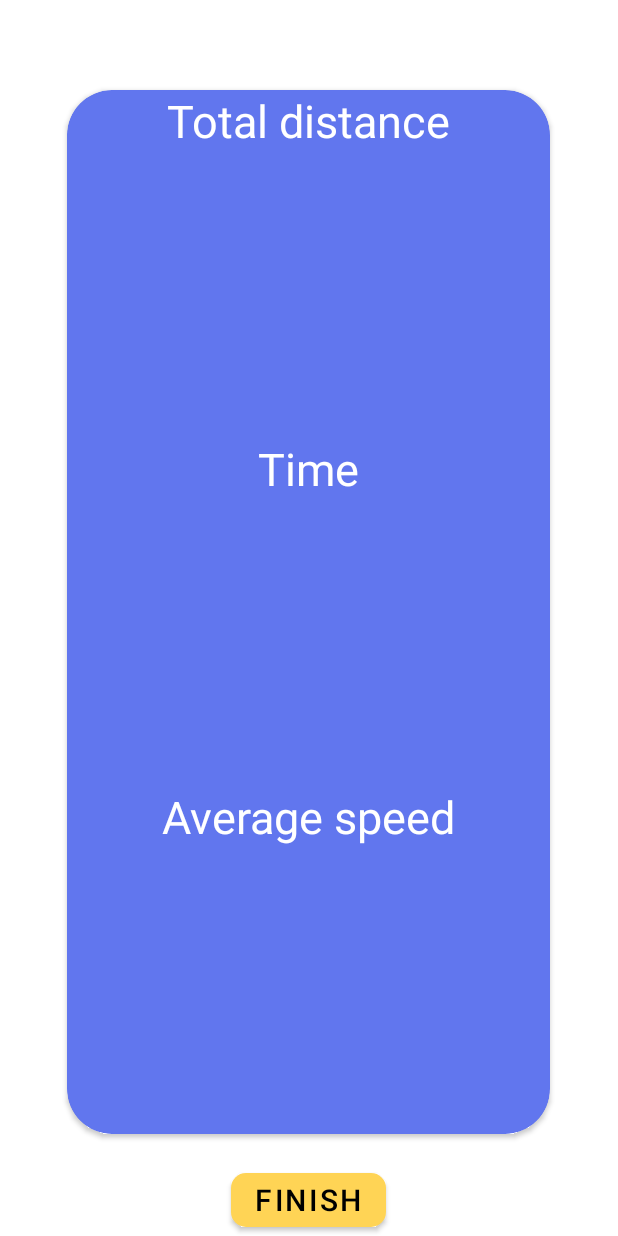
After one commit to nhanlun/TechDash, an Android app: the layout run_result.xml on its own in the app's theme, with its tools: preview values and no code run, on a phone screen of 412 x 824 dp. The commit adds this screen. Run offline under Robolectric (Android 15) with nearby library versions, the phone set to English and light mode, and no system bars.

Commit message:
Finish screen for tab Run

```diff
--- a/app/src/main/res/layout/fragment_run.xml
+++ b/app/src/main/res/layout/fragment_run.xml
@@ -46,6 +46,19 @@
         android:scaleType="fitCenter"
         android:src="@drawable/start_button" />
 
+    <!--<com.google.android.material.button.MaterialButton
+        android:layout_width="wrap_content"
+        android:layout_height="wrap_content"
+        app:cornerRadius="10dp"
+        android:text="@string/START"
+        android:textSize="20sp"
+        android:textColor="@color/black"
+        android:id="@+id/startButton"
+        android:layout_alignParentBottom="true"
+        style="@style/Button.Round_corner."
+        android:layout_marginBottom="50dp"
+        android:layout_centerInParent="true"/>!-->
+
     <com.google.android.material.button.MaterialButton
         android:id="@+id/guidanceButton"
         style="@style/Button.Circle"
--- /dev/null
+++ b/app/src/main/res/layout/run_result.xml
@@ -0,0 +1,83 @@
+<?xml version="1.0" encoding="utf-8"?>
+<RelativeLayout xmlns:android="http://schemas.android.com/apk/res/android"
+    android:layout_width="match_parent"
+    android:layout_height="match_parent"
+    android:orientation="vertical"
+    xmlns:app="http://schemas.android.com/apk/res-auto">
+
+    <androidx.cardview.widget.CardView
+        android:layout_width="match_parent"
+        android:layout_height="match_parent"
+        android:layout_gravity="center"
+        android:layout_centerHorizontal="true"
+        android:layout_centerVertical="true"
+        app:cardCornerRadius="30dp"
+        android:layout_above="@+id/finishButon"
+        android:layout_marginTop="60dp"
+        android:layout_marginLeft="90dp"
+        android:layout_marginBottom="20dp"
+
+
+        android:foregroundGravity="center_horizontal"
+        app:cardBackgroundColor="@color/main_color">
+
+        <LinearLayout
+            android:layout_width="match_parent"
+            android:layout_height="match_parent"
+            android:orientation="vertical">
+        <TextView
+            android:layout_width="match_parent"
+            android:layout_height="wrap_content"
+            android:text="@string/total_distance"
+            android:textColor="@color/white"
+            android:textSize="30sp"
+            android:layout_weight="1"
+            android:textAlignment="center"/>
+
+            <TextView
+                android:layout_width="match_parent"
+                android:layout_height="wrap_content"
+                android:layout_weight="1"
+                android:text="@string/time"
+                android:textAlignment="center"
+                android:textColor="@color/white"
+                android:textSize="30sp" />
+
+            <TextView
+             android:layout_width="match_parent"
+             android:layout_height="wrap_content"
+             android:text="@string/average_speed"
+             android:textSize="30sp"
+             android:textColor="@color/white"
+             android:textAlignment="center"
+             android:layout_weight="1"/>
+
+        </LinearLayout>
+
+    </androidx.cardview.widget.CardView>
+
+    <!--<ImageButton
+        android:src="@drawable/yellow_background_button"
+        android:layout_height="wrap_content"
+        android:layout_width="150dp"
+        android:text="@string/FINISH"
+        android:id="@+id/finishButon"
+        android:scaleType="fitCenter"
+        android:layout_centerHorizontal="true"
+        android:layout_alignParentBottom="true"
+        android:layout_marginBottom="20dp"
+        android:background="@color/black"/>!-->
+
+    <com.google.android.material.button.MaterialButton
+        android:layout_width="wrap_content"
+        android:layout_height="wrap_content"
+        app:cornerRadius="10dp"
+        android:text="@string/FINISH"
+        android:textSize="20sp"
+        android:textColor="@color/black"
+        android:id="@+id/finishButon"
+        android:layout_alignParentBottom="true"
+        style="@style/Button.Round_corner."
+        android:layout_centerInParent="true"/>
+
+</RelativeLayout>
--- a/app/src/main/res/values/colors.xml
+++ b/app/src/main/res/values/colors.xml
@@ -8,4 +8,5 @@
     <color name="black">#FF000000</color>
     <color name="white">#FFFFFFFF</color>
     <color name="main_color">#FF6176EE</color>
+    <color name="yellow">#FFFFd455</color>
 </resources>
--- a/app/src/main/res/values/strings.xml
+++ b/app/src/main/res/values/strings.xml
@@ -22,4 +22,9 @@
     <string name="intent_action">com.example.techdash.SEND_ROUTE</string>
     <string name="techdash_is_working">"TechDash is working"</string>
     <string name="your_location_is_being_recorded">"Your location is being recorded for activity tracking"</string>
+    <string name="total_distance">Total distance</string>
+    <string name="average_speed">Average speed</string>
+    <string name="time">Time</string>
+    <string name="FINISH">FINISH</string>
+
 </resources>
--- a/app/src/main/res/values/styles.xml
+++ b/app/src/main/res/values/styles.xml
@@ -12,4 +12,8 @@
     <style name="Button.Circle" parent="Widget.MaterialComponents.Button">
         <item name="backgroundTint">@color/main_color</item>
     </style>
+
+    <style name="Button.Round_corner." parent="Widget.MaterialComponents.Button">
+        <item name="backgroundTint">@color/yellow</item>
+    </style>
 </resources>
```
